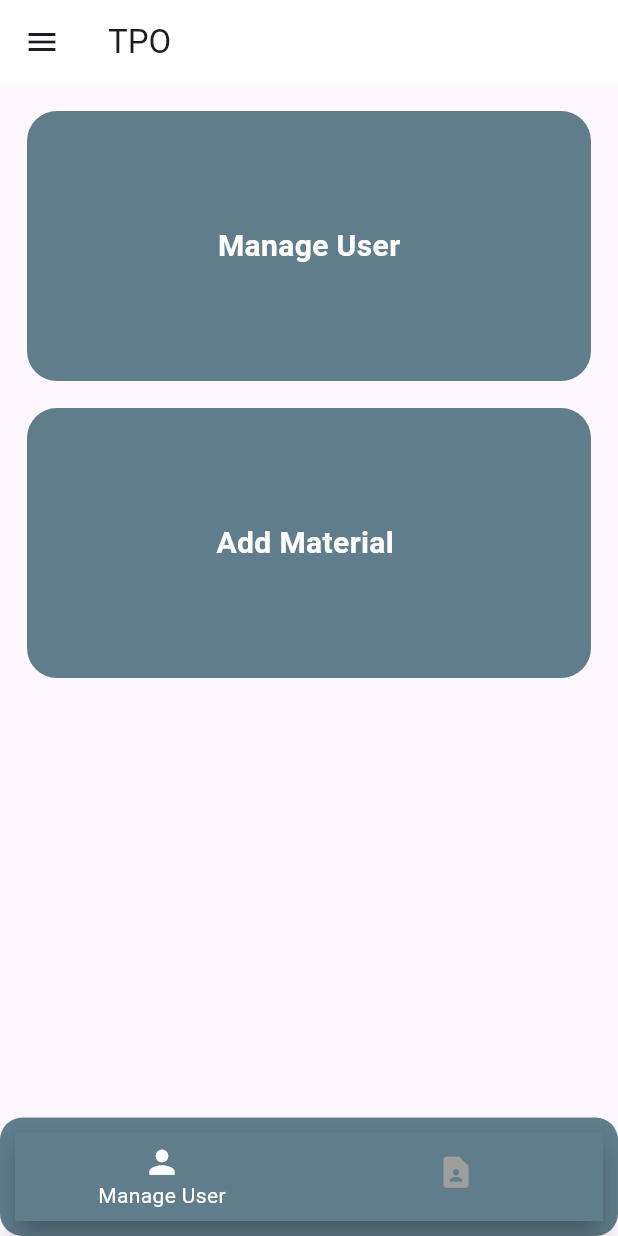
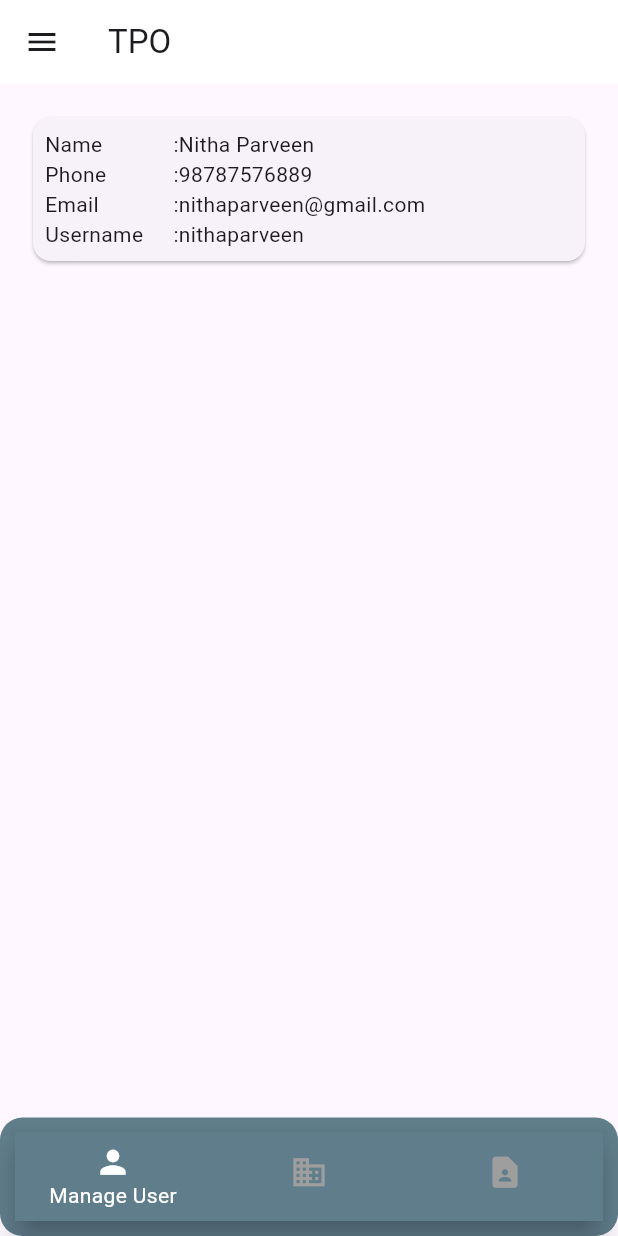
Before and after one commit to deniljoseph77/Placement_App, a Flutter app: the TPOBottomNavigationScreen screen opened directly, on a phone screen of 412 x 824 dp. Run offline on Flutter 3.47's test engine with Material 3 defaults, Android fonts, the phone set to English and light mode, and no system bars.

Commit message:
tpo user card added

```diff
--- a/lib/presentation/tpo/bottom_navigation_screen/view/bottom_navigation_screen.dart
+++ b/lib/presentation/tpo/bottom_navigation_screen/view/bottom_navigation_screen.dart
@@ -1,5 +1,6 @@
 import 'package:flutter/material.dart';
 import 'package:placement_app/presentation/tpo/bottom_navigation_screen/controller/bottom_navigation_controller.dart';
+import 'package:placement_app/presentation/tpo/manage_company_screen/view/manage_company_screen.dart';
 import 'package:placement_app/presentation/tpo/manage_request_screen/view/manage_request_screen.dart';
 import 'package:placement_app/presentation/tpo/tpohomescreen/view/tpohomescreen_view.dart';
 import 'package:provider/provider.dart';
@@ -13,7 +14,7 @@ class TPOBottomNavigationScreen extends StatelessWidget {
       body: Consumer<TPOBottomNavigationController>(builder: (context, controller, _) {
         return IndexedStack(
           index: controller.currentIndex,
-          children: const [TPOHomeScreen(), TPOManageRequestScreen()],
+          children: const [TPOHomeScreen(), TPOManageCompanyScreen(), TPOManageRequestScreen()],
         );
       }),
       bottomNavigationBar: Consumer<TPOBottomNavigationController>(builder: (context, controller, _) {
@@ -39,6 +40,7 @@ class TPOBottomNavigationScreen extends StatelessWidget {
               showUnselectedLabels: false,
               items: const [
                 BottomNavigationBarItem(icon: Icon(Icons.person), label: "Manage User"),
+                BottomNavigationBarItem(icon: Icon(Icons.domain), label: "Manage User"),
                 BottomNavigationBarItem(icon: Icon(Icons.contact_page), label: "Manage Request"),
               ]),
         );
--- /dev/null
+++ b/lib/presentation/tpo/manage_company_screen/view/manage_company_screen.dart
@@ -0,0 +1,12 @@
+import 'package:flutter/material.dart';
+
+class TPOManageCompanyScreen extends StatelessWidget {
+  const TPOManageCompanyScreen({super.key});
+
+  @override
+  Widget build(BuildContext context) {
+    return Scaffold(
+      body: Center(child: Text("Manage Company")),
+    );
+  }
+}
--- a/lib/presentation/tpo/tpohomescreen/view/tpohomescreen_view.dart
+++ b/lib/presentation/tpo/tpohomescreen/view/tpohomescreen_view.dart
@@ -1,4 +1,5 @@
 import 'package:flutter/material.dart';
+import 'package:placement_app/presentation/tpo/tpohomescreen/view/widget/tpo_user_card.dart';
 
 import '../../../common/login_screen/view/login_screen.dart';
 
@@ -31,41 +32,20 @@ class TPOHomeScreen extends StatelessWidget {
           ],
         ),
       ),
-      body: Center(
-        child: Padding(
+      body: Padding(
         padding: const EdgeInsets.all(18.0),
         child: ListView(
           children: [
             InkWell(
-                onTap: () {
-
-                },
-                child: Container(
-                    decoration: BoxDecoration(borderRadius: BorderRadius.circular(20), color: Colors.blueGrey),
-                    width: 300,
-                    height: 180,
-                    child: Center(
-                        child: Text(
-                          "Manage User",
-                          style: TextStyle(fontWeight: FontWeight.bold, color: Colors.white, fontSize: 20),
-                        ))),
+              onTap: () {},
+              child: TPOStudentCard(
+                fullName: 'Nitha Parveen',
+                phone: '98787576889',
+                email: 'nithaparveen@gmail.com',
+                username: 'nithaparveen',
               ),
-              SizedBox(
-                height: 18,
-              ),
-              InkWell(
-                child: Container(
-                    decoration: BoxDecoration(borderRadius: BorderRadius.circular(20), color: Colors.blueGrey),
-                    width: 300,
-                    height: 180,
-                    child: Center(
-                        child: Text(
-                          "Add Material ",
-                          style: TextStyle(fontWeight: FontWeight.bold, color: Colors.white, fontSize: 20),
-                        ))),
             )
           ],
-          ),
         ),
       ),
     );
--- /dev/null
+++ b/lib/presentation/tpo/tpohomescreen/view/widget/tpo_user_card.dart
@@ -0,0 +1,33 @@
+import 'package:flutter/material.dart';
+
+class TPOStudentCard extends StatelessWidget {
+  const TPOStudentCard(
+      {super.key, required this.fullName, required this.phone, required this.email, required this.username});
+
+  final String fullName;
+  final String phone;
+  final String email;
+  final String username;
+
+  @override
+  Widget build(BuildContext context) {
+    return Card(
+      child: Padding(
+        padding: const EdgeInsets.all(8.0),
+        child: Row(
+          children: [
+            Column(
+              crossAxisAlignment: CrossAxisAlignment.start,
+              children: [Text("Name"), Text("Phone"), Text("Email"), Text("Username")],
+            ),
+            SizedBox(width: 20),
+            Column(
+              crossAxisAlignment: CrossAxisAlignment.start,
+              children: [Text(":$fullName"), Text(":$phone"), Text(":$email"), Text(":$username")],
+            )
+          ],
+        ),
+      ),
+    );
+  }
+}
```
Lines whose indentation alone changed are shown as unchanged.
